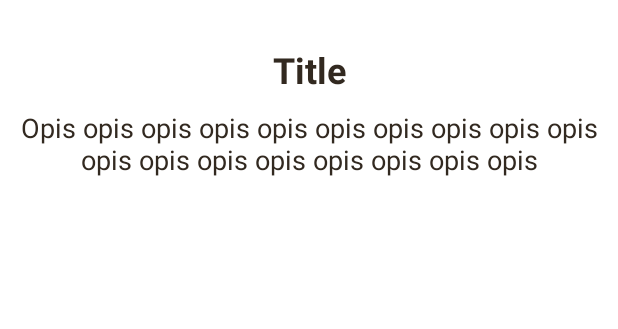
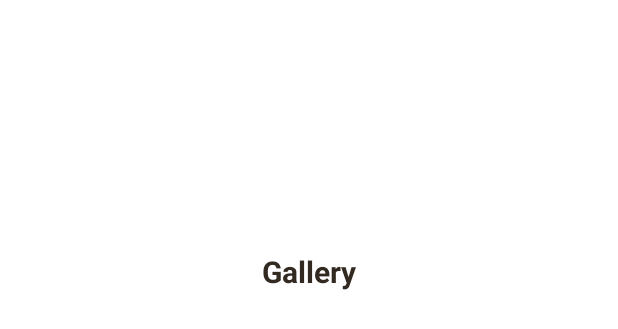
Before and after one commit to kingaGniedziejko/MaraudersMapOfLondon, an Android app: the layout activity_attraction_info.xml on its own in the app's theme, with its tools: preview values and no code run, on a phone screen of 412 x 824 dp. Shown: the top 329 px of the screen. Run offline under Robolectric (Android 15) with nearby library versions, the phone set to English and light mode, and no system bars.

Commit message:
Image gallery

```diff
--- a/app/src/main/AndroidManifest.xml
+++ b/app/src/main/AndroidManifest.xml
@@ -13,6 +13,7 @@
         android:roundIcon="@mipmap/ic_launcher_round"
         android:supportsRtl="true"
         android:theme="@style/Theme.MaraudersMapOfLondon">
+        <activity android:name=".FullScreenActivity"></activity>
         <activity
             android:name=".AttractionInfoActivity"
             android:label="@string/title_activity_attraction_info"
--- /dev/null
+++ b/app/src/main/java/com/example/maraudersmapoflondon/ExpandableHeightGridView.java
@@ -0,0 +1,59 @@
+package com.example.maraudersmapoflondon;
+
+import android.content.Context;
+import android.util.AttributeSet;
+import android.view.ViewGroup;
+import android.widget.GridView;
+
+public class ExpandableHeightGridView extends GridView
+{
+
+    boolean expanded = false;
+
+    public ExpandableHeightGridView(Context context)
+    {
+        super(context);
+    }
+
+    public ExpandableHeightGridView(Context context, AttributeSet attrs)
+    {
+        super(context, attrs);
+    }
+
+    public ExpandableHeightGridView(Context context, AttributeSet attrs,
+                                    int defStyle)
+    {
+        super(context, attrs, defStyle);
+    }
+
+    public boolean isExpanded()
+    {
+        return expanded;
+    }
+
+    @Override
+    public void onMeasure(int widthMeasureSpec, int heightMeasureSpec)
+    {
+        // HACK! TAKE THAT ANDROID!
+        if (isExpanded())
+        {
+            // Calculate entire height by providing a very large height hint.
+            // View.MEASURED_SIZE_MASK represents the largest height possible.
+            int expandSpec = MeasureSpec.makeMeasureSpec(MEASURED_SIZE_MASK,
+                    MeasureSpec.AT_MOST);
+            super.onMeasure(widthMeasureSpec, expandSpec);
+
+            ViewGroup.LayoutParams params = getLayoutParams();
+            params.height = getMeasuredHeight();
+        }
+        else
+        {
+            super.onMeasure(widthMeasureSpec, heightMeasureSpec);
+        }
+    }
+
+    public void setExpanded(boolean expanded)
+    {
+        this.expanded = expanded;
+    }
+}
--- a/app/src/main/res/layout/activity_attraction_info.xml
+++ b/app/src/main/res/layout/activity_attraction_info.xml
@@ -2,7 +2,16 @@
 <RelativeLayout xmlns:android="http://schemas.android.com/apk/res/android"
     xmlns:tools="http://schemas.android.com/tools"
     android:layout_width="match_parent"
+    android:layout_height="match_parent">
+
+    <ScrollView
+        android:layout_width="match_parent"
+        android:layout_height="match_parent">
+
+        <LinearLayout
+            android:layout_width="match_parent"
             android:layout_height="match_parent"
+            android:orientation="vertical"
             android:paddingLeft="10dp"
             android:paddingTop="30dp"
             android:paddingRight="10dp">
@@ -11,9 +20,10 @@
                 android:id="@+id/title"
                 android:layout_width="match_parent"
                 android:layout_height="wrap_content"
-        android:layout_marginBottom="10dp"
+                android:layout_marginLeft="20dp"
+                android:layout_marginRight="20dp"
+                android:layout_marginBottom="30dp"
                 android:gravity="center_horizontal"
-        android:text="Title"
                 android:textSize="24sp"
                 android:textStyle="bold" />
 
@@ -21,10 +31,50 @@
                 android:id="@+id/description"
                 android:layout_width="match_parent"
                 android:layout_height="wrap_content"
-        android:layout_below="@id/title"
+                android:layout_marginLeft="20dp"
+                android:layout_marginRight="20dp"
+                android:layout_marginBottom="50dp"
                 android:gravity="center_horizontal"
-        android:text="Opis opis opis opis opis opis opis opis opis opis opis opis opis opis opis opis opis opis"
-        android:textSize="18sp" />
+                android:textSize="18sp"/>
+
+            <TextView
+                android:id="@+id/gallery_title"
+                android:layout_width="match_parent"
+                android:layout_height="wrap_content"
+                android:layout_marginLeft="20dp"
+                android:layout_marginRight="20dp"
+                android:layout_marginBottom="20dp"
+                android:gravity="center_horizontal"
+                android:text="Gallery"
+                android:textSize="20sp"
+                android:textStyle="bold" />
+
+
+            <com.example.maraudersmapoflondon.ExpandableHeightGridView
+                android:id="@+id/gallery_grid_view"
+                android:layout_width="wrap_content"
+                android:layout_height="wrap_content"
+                android:gravity="center"
+                android:horizontalSpacing="10dp"
+                android:verticalSpacing="10dp"
+                android:isScrollContainer="false"
+                android:numColumns="3"
+                android:stretchMode="columnWidth"/>
+
+<!--            <GridView-->
+<!--                android:id="@+id/gallery_grid_view"-->
+<!--                android:layout_width="wrap_content"-->
+<!--                android:layout_height="match_parent"-->
+<!--                android:columnWidth="90dp"-->
+<!--                android:gravity="center"-->
+<!--                android:horizontalSpacing="10dp"-->
+<!--                android:numColumns="3"-->
+<!--                android:stretchMode="columnWidth"-->
+<!--                android:verticalSpacing="10dp">-->
+<!--            </GridView>-->
+
+        </LinearLayout>
+    </ScrollView>
 
 
 </RelativeLayout>
```
Also changed, not shown: app/src/main/java/com/example/maraudersmapoflondon/Attraction.java (+11 -1 lines), app/src/main/java/com/example/maraudersmapoflondon/AttractionInfoActivity.java (+36 -1 lines), app/src/main/java/com/example/maraudersmapoflondon/FullScreenActivity.java (added, +23 -0 lines), app/src/main/java/com/example/maraudersmapoflondon/ImageAdapter.java (added, +46 -0 lines), app/src/main/java/com/example/maraudersmapoflondon/MainActivity.java (+22 -4 lines), app/src/main/res/layout/activity_full_screen.xml (added, +16 -0 lines), app/src/main/res/drawable/harry_potter_shop_1.jpg (added), app/src/main/res/drawable/harry_potter_shop_2.jpg (added), app/src/main/res/drawable/harry_potter_shop_3.jpg (added), app/src/main/res/drawable/harry_potter_shop_4.jpg (added), app/src/main/res/drawable/harry_potter_shop_5.jpg (added), app/src/main/res/drawable/harry_potter_shop_6.jpg (added), app/src/main/res/drawable/high_commission_of_australia_1.jpg (added), app/src/main/res/drawable/high_commission_of_australia_2.jpg (added), 2 more files. Lines whose indentation alone changed are shown as unchanged.
